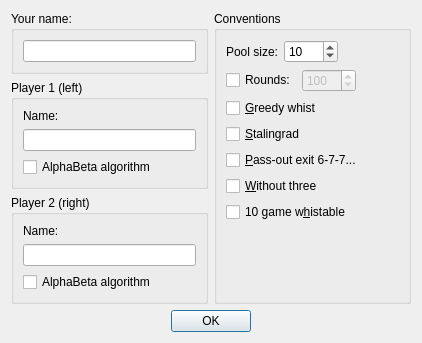
Before: the Qt Designer form src/view/newgameform.ui in infsega/bbpref, drawn with Qt 5.
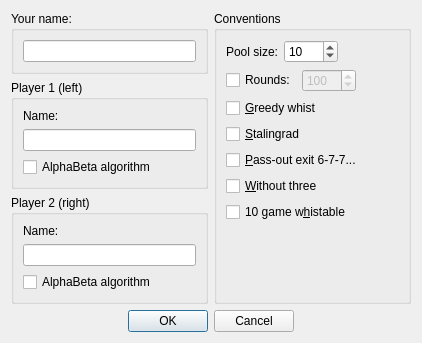
After: the same form once the commit is applied. Icons and pictures are not drawn.

Commit message:
"Cancel" button for new game form.
Proper update when "Options" are cancelled.
More cleanup

```diff
--- a/src/view/newgameform.ui
+++ b/src/view/newgameform.ui
@@ -349,7 +349,7 @@
       <enum>Qt::Horizontal</enum>
      </property>
      <property name="standardButtons">
-      <set>QDialogButtonBox::Ok</set>
+      <set>QDialogButtonBox::Cancel|QDialogButtonBox::Ok</set>
      </property>
      <property name="centerButtons">
       <bool>true</bool>
```
The commit also changes 8 other files.
